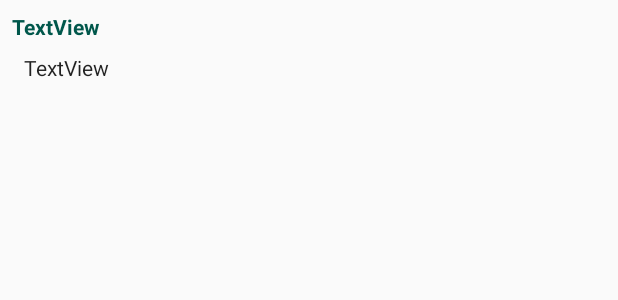
After one commit to BertramSchiebel/PopularMovies, an Android app: the layout review_list_item.xml on its own in the app's theme, with its tools: preview values and no code run, on a phone screen of 412 x 824 dp. The commit adds this screen. Shown: the top 300 px of the screen. Run offline under Robolectric (Android 15) with nearby library versions, the phone set to English and light mode, and no system bars.

Commit message:
Display the reviewEntries in Detailed View

```diff
--- /dev/null
+++ b/app/src/main/res/layout/review_list_item.xml
@@ -0,0 +1,34 @@
+<?xml version="1.0" encoding="utf-8"?>
+<android.support.constraint.ConstraintLayout
+    xmlns:android="http://schemas.android.com/apk/res/android"
+    xmlns:app="http://schemas.android.com/apk/res-auto"
+    android:layout_width="match_parent"
+    android:layout_height="match_parent">
+
+    <TextView
+        android:id="@+id/tv_review_author"
+        android:layout_width="wrap_content"
+        android:layout_height="wrap_content"
+        android:layout_marginStart="8dp"
+        android:layout_marginTop="8dp"
+        android:text="TextView"
+        android:textAppearance="@style/TextAppearance.AppCompat"
+        android:textColor="@color/colorPrimaryDark"
+        android:textSize="14sp"
+        android:textStyle="bold"
+        app:layout_constraintStart_toStartOf="parent"
+        app:layout_constraintTop_toTopOf="parent"/>
+
+    <TextView
+        android:id="@+id/tv_review_content"
+        android:layout_width="0dp"
+        android:layout_height="wrap_content"
+        android:layout_marginEnd="16dp"
+        android:layout_marginStart="16dp"
+        android:layout_marginTop="8dp"
+        android:text="TextView"
+        android:textAppearance="@style/TextAppearance.AppCompat"
+        app:layout_constraintEnd_toEndOf="parent"
+        app:layout_constraintStart_toStartOf="parent"
+        app:layout_constraintTop_toBottomOf="@+id/tv_review_author"/>
+</android.support.constraint.ConstraintLayout>
```
Also changed, not shown: app/src/main/java/com/pinschaneer/bertram/popularmovies/activities/DetailedMovieDataActivity.java (+21 -0 lines), app/src/main/java/com/pinschaneer/bertram/popularmovies/data/MovieDetailData.java (+61 -0 lines), app/src/main/java/com/pinschaneer/bertram/popularmovies/data/ReviewEntry.java (added, +63 -0 lines), app/src/main/java/com/pinschaneer/bertram/popularmovies/data/ReviewListAdapter.java (added, +63 -0 lines).
